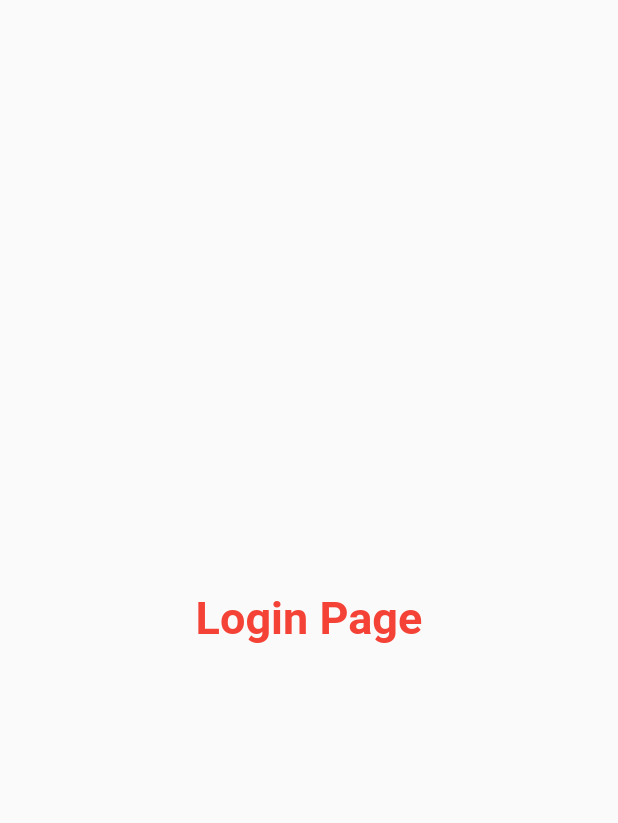
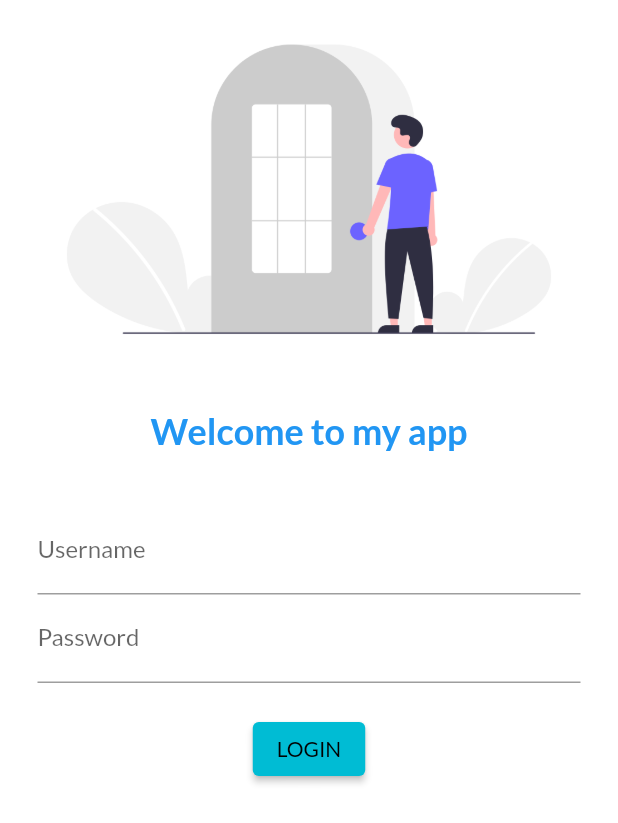
Before and after one commit to krishanwalia30/app_development, a Flutter app: the screen it shows after launch, on a phone screen of 412 x 824 dp. Shown: the top 823 px of the screen. Run offline on Flutter 3.47's test engine with Material 2 defaults, Android fonts, the phone set to English and light mode, and no system bars; our stand-ins replace google_fonts.

Commit message:
day4 completed

```diff
--- a/lib/main.dart
+++ b/lib/main.dart
@@ -1,6 +1,7 @@
 import 'package:flutter/material.dart';
 import 'package:startup_namer/pages/home_page.dart';
 import 'package:startup_namer/pages/login_page.dart';
+import 'package:google_fonts/google_fonts.dart';
 
 void main() {
   // WidgetApp , MaterialApp, CupertinoApp
@@ -11,7 +12,10 @@ class MyApp extends StatelessWidget {
   @override
   Widget build(BuildContext context) {
     return MaterialApp(
-        theme: ThemeData(primarySwatch: Colors.cyan),
+        theme: ThemeData(
+          primarySwatch: Colors.cyan,
+          fontFamily: GoogleFonts.lato().fontFamily
+        ),
         initialRoute: "/",
         routes: {
           "/": (context) => LoginPage(),
--- a/lib/pages/login_page.dart
+++ b/lib/pages/login_page.dart
@@ -3,18 +3,43 @@ import 'package:flutter/material.dart';
 class LoginPage extends StatelessWidget {
   @override
   Widget build(BuildContext context) {
-    return const Material(
-      child: Center(
-        child: Text(
-          "Login Page",
+    return Material(
+      color: Colors.white,
+      child: Column(children: [
+        Image.asset(
+          "assets/images/login_image.png",
+          fit: BoxFit.cover,
+        ),
+        const SizedBox(height: 20.0),
+        const Text(
+          "Welcome to my app",
           style: TextStyle(
-            fontSize: 30,
-            color: Colors.red,
-            fontWeight: FontWeight.bold,
+              color: Colors.blue, fontWeight: FontWeight.bold, fontSize: 24),
+        ),
+        const SizedBox(height: 20.0),
+        Padding(
+          padding: const EdgeInsets.symmetric(vertical: 16.0, horizontal: 25.0),
+          child: Column(
+            children: [
+              TextFormField(
+                decoration: const InputDecoration(
+                    hintText: "Enter Username", labelText: "Username"),
+              ),
+              TextFormField(
+                obscureText: true,
+                decoration: const InputDecoration(
+                    hintText: "Enter Password", labelText: "Password"),
+              ),
+              const SizedBox(height: 20.0),
+              ElevatedButton(
+                  onPressed: () {
+                    print("the login button was clicked");
+                  },
+                  child: const Text("LOGIN"))
+            ],
           ),
-        ),
-      ),
-
+        )
+      ]),
     );
   }
 }
--- a/pubspec.yaml
+++ b/pubspec.yaml
@@ -34,6 +34,7 @@ dependencies:
   # The following adds the Cupertino Icons font to your application.
   # Use with the CupertinoIcons class for iOS style icons.
   cupertino_icons: ^1.0.2
+  google_fonts: ^3.0.1
 
 dev_dependencies:
   flutter_test:
@@ -45,6 +46,7 @@ dev_dependencies:
   # package. See that file for information about deactivating specific lint
   # rules and activating additional ones.
   flutter_lints: ^2.0.0
+
 
 # For information on the generic Dart part of this file, see the
 # following page: https://dart.dev/tools/pub/pubspec
@@ -58,8 +60,8 @@ flutter:
   uses-material-design: true
 
   # To add assets to your application, add an assets section, like this:
-  # assets:
-  #   - images/a_dot_burr.jpeg
+  assets:
+    - assets/images/
   #   - images/a_dot_ham.jpeg
 
   # An image asset can refer to one or more resolution-specific "variants", see
```
Also changed, not shown: assets/images/login_image.png (added), pubspec.lock, 1 other file.
